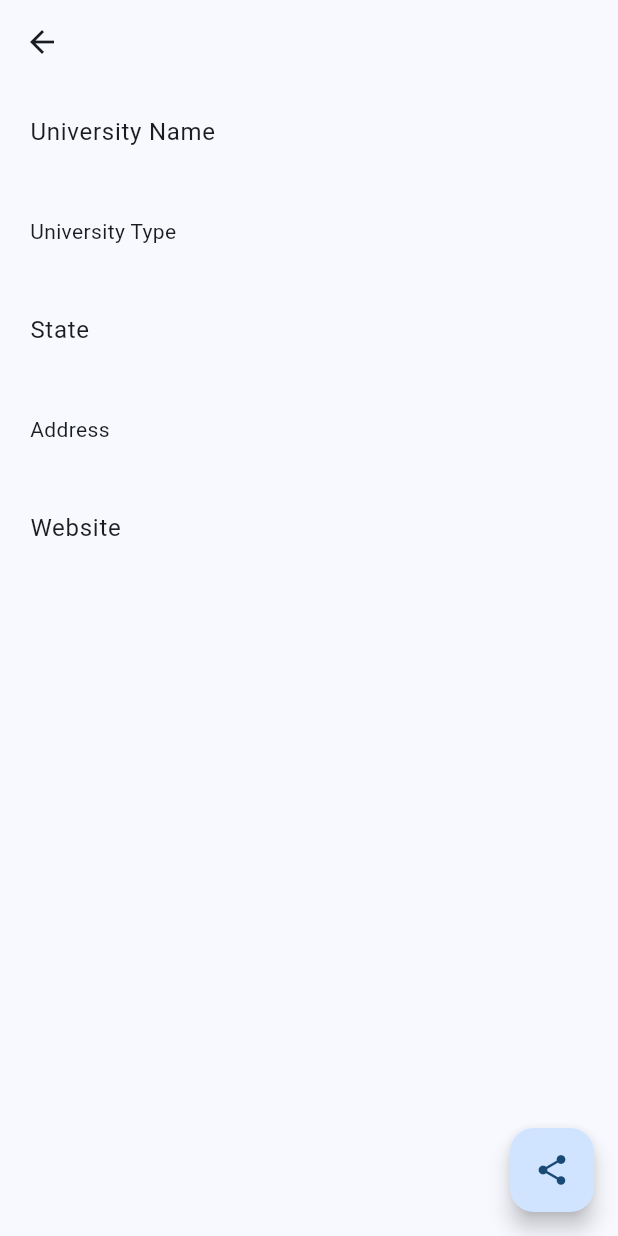
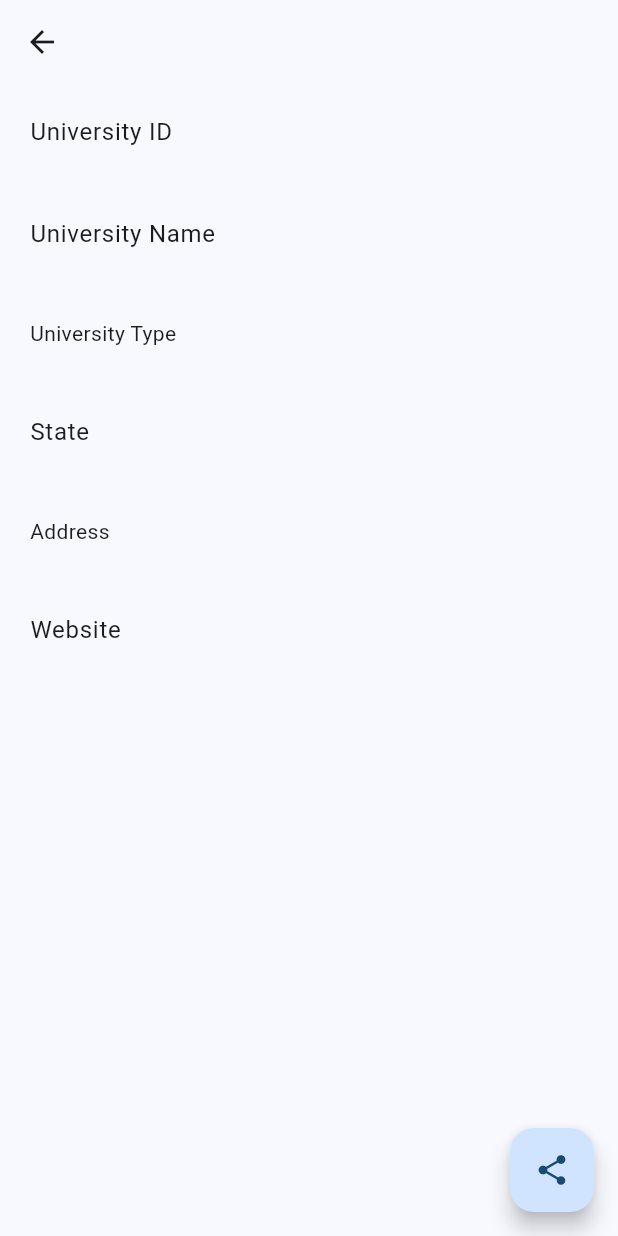
Before and after one commit to a2ke5e1/indian-universities, a Flutter app: the SearchUni screen opened directly with empty values, on a phone screen of 412 x 824 dp. Run offline on Flutter 3.47's test engine with Material 3 defaults, Android fonts, the phone set to English and light mode, and no system bars; drawn by our look-alikes of dynamic_color, screenshot; our stand-ins replace cloud_firestore, email_validator, firebase_auth, firebase_core, firebase_ui_firestore, google_sign_in and 3 more; accounts and stored records are empty; generated files the repository leaves out were written again.

Commit message:
Fix: Appbar and Split University Name and Id

```diff
--- a/lib/models/details.dart
+++ b/lib/models/details.dart
@@ -37,6 +37,14 @@ class Details {
         docId: snapshot.id);
   }
 
+  String getUniversityID() {
+    return University_Name!.substring(University_Name!.indexOf("U-"), University_Name!.indexOf(")"));
+  }
+
+  String getUniversityName() {
+    return University_Name!.substring(0, University_Name!.indexOf("(")).trim();
+  }
+
   Map<String, dynamic> toFirestore() {
     return {
       if (University_Type != null) "University_Type": University_Type,
--- a/lib/pages/home.dart
+++ b/lib/pages/home.dart
@@ -1,18 +1,17 @@
 import 'dart:async';
-import 'dart:js_interop';
-import 'package:firebase_core/firebase_core.dart';
-import 'package:flutter/foundation.dart';
 import 'package:firebase_auth/firebase_auth.dart';
 import 'package:firebase_ui_firestore/firebase_ui_firestore.dart';
+import 'package:flutter/foundation.dart';
+import 'package:flutter/material.dart';
 import 'package:flutter/services.dart';
+import 'package:indian_universities/auth/verify_email.dart';
+import 'package:indian_universities/models/details.dart';
 import 'package:indian_universities/screens/search.dart';
-import 'package:flutter/material.dart';
-import 'package:indian_universities/models/details.dart';
 import 'package:indian_universities/services/auth.dart';
 import 'package:local_auth/local_auth.dart';
 import 'package:shared_preferences/shared_preferences.dart';
+
 import '../services/firestore.dart';
-import 'package:indian_universities/auth/verify_email.dart';
 
 class Home extends StatefulWidget {
   const Home({super.key});
@@ -241,13 +240,14 @@ class _HomeState extends State<Home> {
                   var uni = doc.data();
 
                   return ListTile(
-                      title: Text(uni.University_Name.toString()),
+                      title: Text(uni.getUniversityName().toString()),
                       onTap: () {
                         Navigator.pushNamed(
                           context,
                           '/details',
                           arguments: {
-                            'University_Name': uni.University_Name,
+                            'University_Id': uni.getUniversityID(),
+                            'University_Name': uni.getUniversityName(),
                             'University_Type': uni.University_Type,
                             'State': uni.State,
                             'Location': uni.Location,
--- a/lib/pages/universityDetails.dart
+++ b/lib/pages/universityDetails.dart
@@ -20,6 +20,7 @@ class _SearchUniState extends State<SearchUni> {
 
   GlobalKey previewContainer = GlobalKey();
   int originalSize = 800;
+
   void handleShareButton() async {
     screenshotController.capture().then((Uint8List? value) async {
       // make a XFile from the bytes
@@ -65,26 +66,38 @@ class _SearchUniState extends State<SearchUni> {
         ? data
         : ModalRoute.of(context)!.settings.arguments as Map;
     return Scaffold(
+        appBar: AppBar(
+          title: data['University_Name'] != null
+              ? Text(
+                  data['University_Name'],
+                  style: Theme.of(context).textTheme.bodySmall,
+                )
+              : const Text(""),
+          elevation: 0.0,
+        ),
         body: Container(
           // margin: EdgeInsets.only(top: 200),
           child: Column(
             crossAxisAlignment: CrossAxisAlignment.start,
             children: [
-              AppBar(
-                title: data['University_Name'] != null
-                    ? Text(
-                        data['University_Name'],
-                        style: Theme.of(context).textTheme.bodySmall,
-                      )
-                    : const Text(""),
-                backgroundColor: Colors.transparent,
-                elevation: 0.0,
-              ),
               Screenshot(
                 controller: screenshotController,
                 child: Column(
                   crossAxisAlignment: CrossAxisAlignment.start,
                   children: <Widget>[
+                    const SizedBox(height: 20.0),
+                    Container(
+                      padding: const EdgeInsets.only(left: 20.0),
+                      child: Text(
+                        "University ID",
+                        style: Theme.of(context).textTheme.bodyLarge,
+                      ),
+                    ),
+                    Container(
+                      padding: const EdgeInsets.only(left: 20.0),
+                      child: Text(data['University_Id'],
+                          style: Theme.of(context).textTheme.bodyLarge),
+                    ),
                     const SizedBox(height: 20.0),
                     Container(
                       padding: const EdgeInsets.only(left: 20.0),
```
Also changed, not shown: pubspec.lock, 1 other file.
